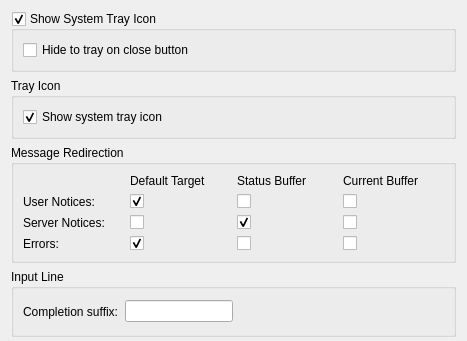
quassel/quassel, file src/qtui/settingspages/generalsettingspage.ui: the form before one commit; both pictures show x 0 to 467 and y 0 to 341 of the 467 by 515 pixel window.
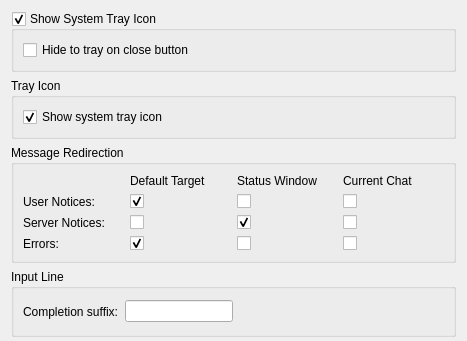
The form after the commit.

Commit message:
s/Buffer/Chat/g
This removes the mention of "Buffer" from the UI, as it was confuzzling users and making our Usability Queen
unhappy. It has been replaced by "Chat", which might not always be as precise, but should make more sense for users.
A "Buffer View" is now a "Chat List", and in some cases, "Window" has been used (e.g. the "Status Buffer" is now
a "Status Window" - which, again, isn't really the correct term, but probably makes more sense to people not used
to cli-based chat clients.

Obviously, within the code and the DB everything is still a Buffer (and it'll stay that way).

Patch:
```diff
--- a/src/qtui/settingspages/generalsettingspage.ui
+++ b/src/qtui/settingspages/generalsettingspage.ui
@@ -125,14 +125,14 @@
       <item row="0" column="2">
        <widget class="QLabel" name="label_6">
         <property name="text">
-         <string>Status Buffer</string>
+         <string>Status Window</string>
         </property>
        </widget>
       </item>
       <item row="0" column="3">
        <widget class="QLabel" name="label_7">
         <property name="text">
-         <string>Current Buffer</string>
+         <string>Current Chat</string>
         </property>
        </widget>
       </item>
```
The commit also changes 9 other files.
